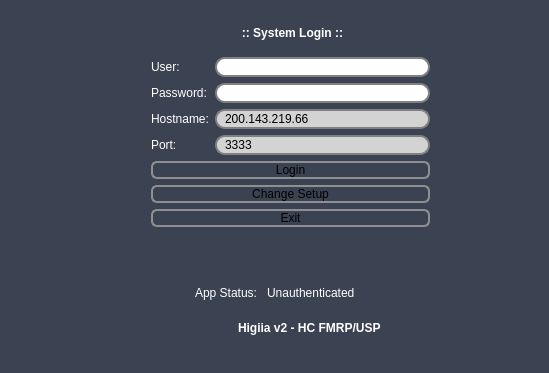
Above: gui/ui/Login.ui from marcosivni/WebHigiia before the change. Below: the same form after it.
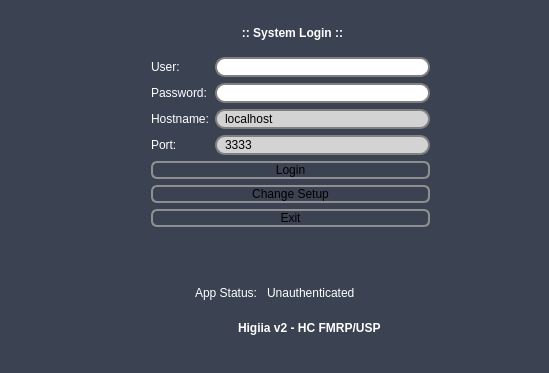
That is the form after the change. Icons and pictures are not drawn.

Diff of the .ui file:
```diff
--- a/gui/ui/Login.ui
+++ b/gui/ui/Login.ui
@@ -198,7 +198,7 @@
              <bool>false</bool>
             </property>
             <property name="text">
-             <string>200.143.219.66</string>
+             <string>localhost</string>
             </property>
            </widget>
           </item>
```
